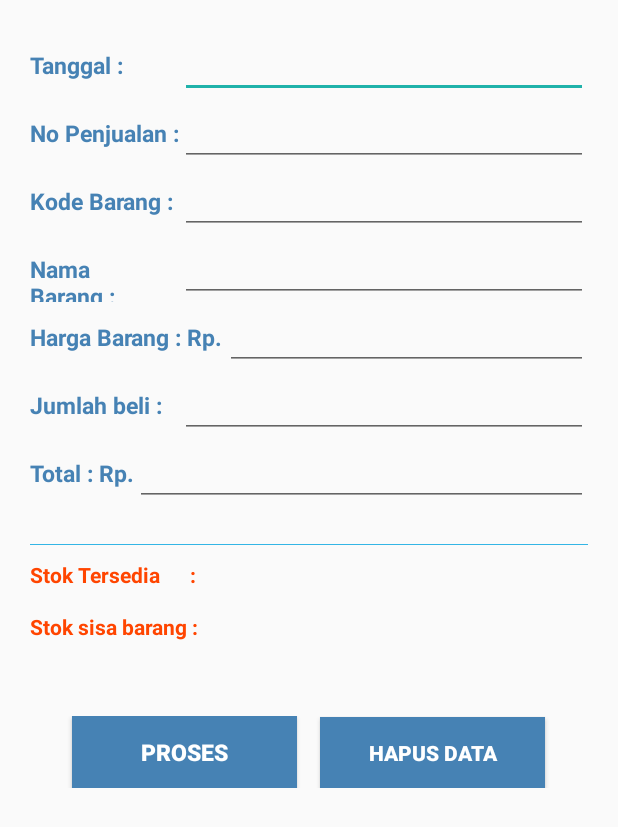
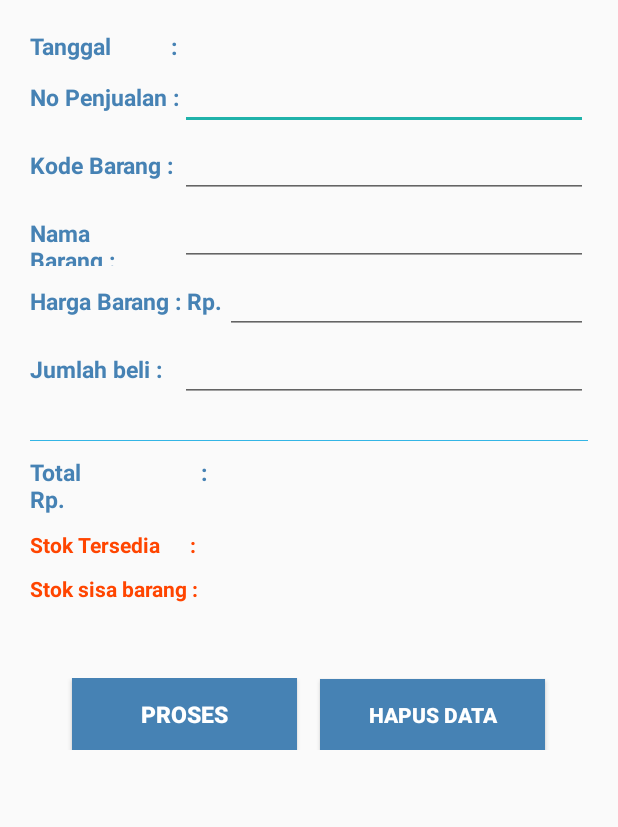
Before and after one commit to dwiayuwinda/aplikasiskripsi, an Android app: the layout fragment_trans_penj.xml on its own in the app's theme, with its tools: preview values and no code run, on a phone screen of 412 x 824 dp. Shown: the top 827 px of the screen. Run offline under Robolectric (Android 15) with nearby library versions, the phone set to English and light mode, and no system bars.

Commit message:
abis di update

```diff
--- a/app/src/main/java/com/example/aplikasiskripsi/InputBrgFragment.java
+++ b/app/src/main/java/com/example/aplikasiskripsi/InputBrgFragment.java
@@ -67,7 +67,7 @@ public class InputBrgFragment extends Fragment {
         btnSimpan.setOnClickListener(new View.OnClickListener() {
             @Override
             public void onClick(View view) {
-                if(!isEmpty(edtTextkdbrg.getText().toString().trim())
+                if(!isEmpty(edtTextkdbrg.getText().toString())
                         && !isEmpty(edtTextnamabrg.getText().toString())
                         && !isEmpty(edtTexthrgjual.getText().toString())
                         && !isEmpty(edtTextstokbrg.getText().toString()))
@@ -116,7 +116,7 @@ public class InputBrgFragment extends Fragment {
          * ketika data berhasil ditambahkan
          */
         myRef.child("Barang")
-                .push()
+                .child(edtTextkdbrg.getText().toString())
                 .setValue(barang)
                 .addOnSuccessListener(getActivity(), new OnSuccessListener<Void>() {
             @Override
--- a/app/src/main/java/com/example/aplikasiskripsi/InputSuppFragment.java
+++ b/app/src/main/java/com/example/aplikasiskripsi/InputSuppFragment.java
@@ -134,7 +134,7 @@ public class InputSuppFragment extends Fragment {
          * ketika data berhasil ditambahkan
          */
         myRef.child("Pemasok")
-                .push()
+                .child(edtTextkdsupp.getText().toString())
                 .setValue(supplier)
                 .addOnSuccessListener(getActivity(), new OnSuccessListener<Void>() {
                     @Override
--- a/app/src/main/java/com/example/aplikasiskripsi/ItemAdapter.java
+++ b/app/src/main/java/com/example/aplikasiskripsi/ItemAdapter.java
@@ -16,6 +16,7 @@ import android.widget.TextView;
 import android.widget.Toast;
 
 import androidx.annotation.NonNull;
+import androidx.cardview.widget.CardView;
 import androidx.recyclerview.widget.RecyclerView;
 
 import com.google.android.gms.tasks.OnFailureListener;
@@ -43,12 +44,15 @@ public class ItemAdapter extends RecyclerView.Adapter<ItemAdapter.MyViewHolder>
     class MyViewHolder extends RecyclerView.ViewHolder{
 
         TextView kd_brg,nama_brg,hrg_jual,stok_brg;
+        CardView cvbrg;
         public MyViewHolder(@NonNull View itemView) {
             super(itemView);
             kd_brg = itemView.findViewById(R.id.kd_brg);
             nama_brg = itemView.findViewById(R.id.nama_brg);
             hrg_jual = itemView.findViewById(R.id.hrg_jual);
             stok_brg = itemView.findViewById(R.id.stok_brg);
+            cvbrg = itemView.findViewById(R.id.cvbrg);
+
         }
     }
 
@@ -91,7 +95,7 @@ public class ItemAdapter extends RecyclerView.Adapter<ItemAdapter.MyViewHolder>
 
     private void hapusDataBarang(BarangDB barang) {
         if (myRef != null) {
-            myRef.child("Barang").child(barang.getKey()).removeValue().addOnSuccessListener(new OnSuccessListener<Void>() {
+            myRef.child("Barang").child(barang.getKode()).removeValue().addOnSuccessListener(new OnSuccessListener<Void>() {
                 @Override
                 public void onSuccess(Void aVoid) {
                     Toast.makeText(context, "Data dihapus", Toast.LENGTH_LONG).show();
--- a/app/src/main/res/layout/fragment_trans_penj.xml
+++ b/app/src/main/res/layout/fragment_trans_penj.xml
@@ -26,16 +26,18 @@
                     android:id="@+id/tanggal"
                     android:layout_width="100dp"
                     android:layout_height="wrap_content"
-                    android:text="Tanggal : "
+                    android:text="Tanggal          : "
                     android:textStyle="bold"
                     android:textColor="@color/steelblue"
                     android:textSize="15sp"/>
 
-                <EditText
-                    android:id="@+id/edtTextTgl"
-                    android:layout_width="match_parent"
+                <TextView
+                    android:id="@+id/autotgl"
+                    android:layout_width="wrap_content"
                     android:layout_height="wrap_content"
-                    android:textColor="@color/black" />
+                    android:textStyle="bold"
+                    android:textColor="@color/black"
+                    android:textSize="15sp"/>
 
             </LinearLayout>
 
@@ -149,49 +151,75 @@
 
             </LinearLayout>
 
-            <LinearLayout
-                android:layout_width="match_parent"
-                android:layout_height="wrap_content"
-                android:orientation="horizontal">
-
-                <TextView
-                    android:id="@+id/total"
-                    android:layout_width="70dp"
-                    android:layout_height="wrap_content"
-                    android:text="Total : Rp."
-                    android:textStyle="bold"
-                    android:textColor="@color/steelblue"
-                    android:textSize="15sp"/>
-
-                <EditText
-                    android:id="@+id/edtTextTotal"
-                    android:layout_width="match_parent"
-                    android:layout_height="wrap_content"
-                    android:textColor="@color/black" />
-
-            </LinearLayout>
-
             <View
                 android:layout_width="match_parent"
                 android:layout_height="1px"
                 android:layout_marginTop="25dp"
                 android:background="@android:color/holo_blue_light" />
 
+            <LinearLayout
+                android:layout_width="match_parent"
+                android:layout_height="wrap_content"
+                android:orientation="horizontal"
+                android:layout_marginTop="10dp">
+
+                <TextView
+                    android:layout_width="140dp"
+                    android:layout_height="wrap_content"
+                    android:text="Total                    : Rp."
+                    android:textStyle="bold"
+                    android:textColor="@color/steelblue"
+                    android:textSize="15sp"/>
+
+                <TextView
+                    android:id="@+id/total"
+                    android:layout_width="wrap_content"
+                    android:layout_height="wrap_content"
+                    android:textColor="@color/black" />
+
+            </LinearLayout>
+
+            <LinearLayout
+                android:layout_width="match_parent"
+                android:layout_height="wrap_content"
+                android:orientation="horizontal"
+                android:layout_marginTop="10dp">
+
                 <TextView
                     android:layout_width="130dp"
                     android:layout_height="wrap_content"
-                android:layout_marginTop="10dp"
                     android:text="Stok Tersedia      : "
                     android:textColor="@color/redorange"
                     android:textStyle="bold"/>
 
                 <TextView
+                    android:id="@+id/stoktsd"
+                    android:layout_width="wrap_content"
+                    android:layout_height="wrap_content"
+                    android:textColor="@color/black" />
+
+            </LinearLayout>
+
+            <LinearLayout
+                android:layout_width="match_parent"
+                android:layout_height="wrap_content"
+                android:orientation="horizontal"
+                android:layout_marginTop="10dp">
+
+                <TextView
                     android:layout_width="130dp"
                     android:layout_height="wrap_content"
-                android:layout_marginTop="15dp"
                     android:text="Stok sisa barang : "
                     android:textColor="@color/redorange"
                     android:textStyle="bold"/>
+
+                <TextView
+                    android:id="@+id/stoksb"
+                    android:layout_width="wrap_content"
+                    android:layout_height="wrap_content"
+                    android:textColor="@color/black" />
+
+            </LinearLayout>
 
             <LinearLayout
                 android:layout_width="match_parent"
```
Also changed, not shown: app/src/main/java/com/example/aplikasiskripsi/RegisterActivity.java (+13 -3 lines), app/src/main/java/com/example/aplikasiskripsi/SignInActivity.java (+16 -4 lines), app/src/main/java/com/example/aplikasiskripsi/TransPembFragment.java (+12 -45 lines), app/src/main/java/com/example/aplikasiskripsi/TransPenjFragment.java (+13 -0 lines), app/src/main/java/com/example/aplikasiskripsi/UserDB.java (added, +34 -0 lines), app/src/main/res/layout/fragment_trans_pemb.xml (+32 -20 lines), app/src/main/res/layout/layout_itemlappem.xml (added, +100 -0 lines). Lines whose indentation alone changed are shown as unchanged.
